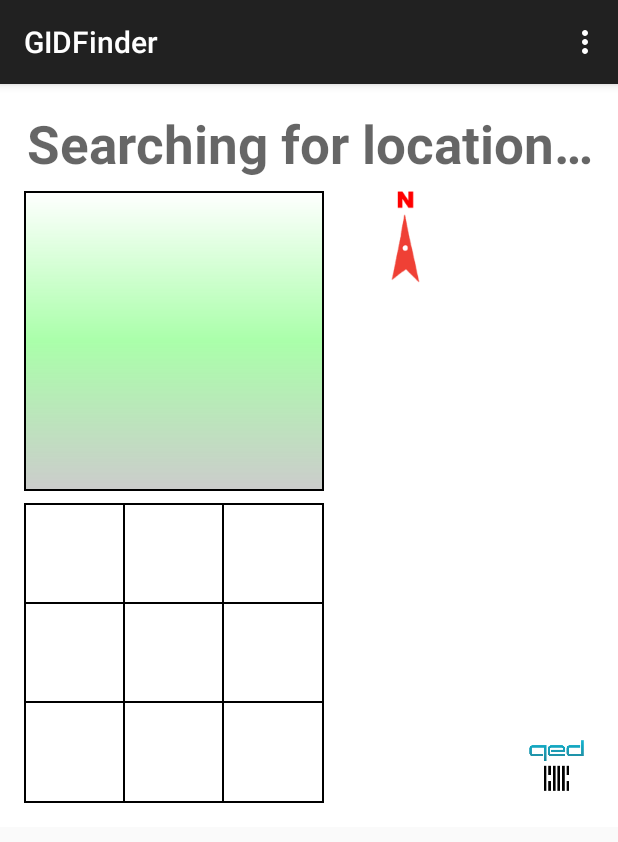
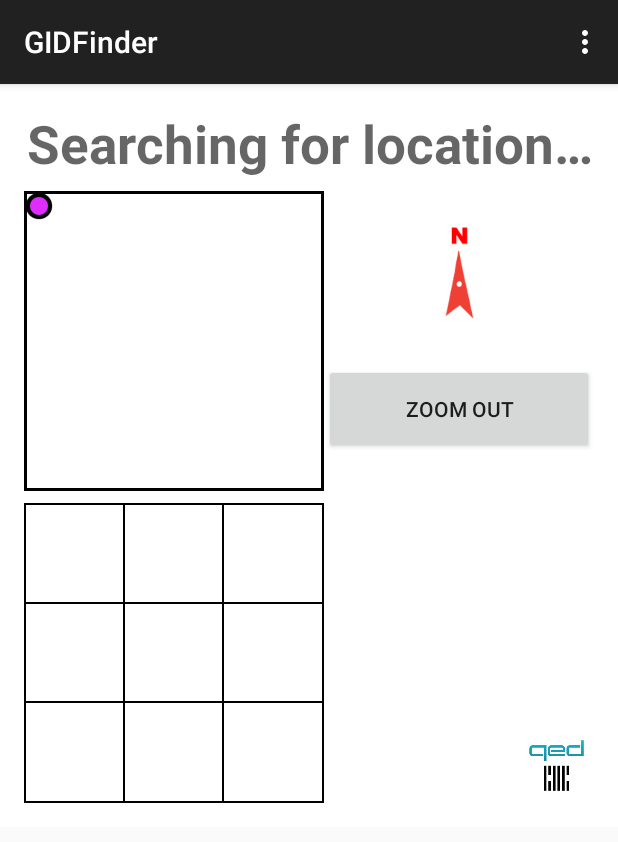
Before and after one commit to kutabiri/gid-finder, an Android app: the screen it shows after launch (MainActivity), in the options menu, after a tap on "Ping On", on a phone screen of 412 x 824 dp. Shown: the top 842 px of the screen. Run offline under Robolectric (Android 15) with nearby library versions, the phone set to English and light mode, and no system bars; 1 statement that could not run was skipped.

Commit message:
Added map zoomin and zoom out toggle for 100x100 to 1kmx1km maps.

```diff
--- a/app/src/main/java/ai/qed/gidfinder/MainActivity.java
+++ b/app/src/main/java/ai/qed/gidfinder/MainActivity.java
@@ -18,6 +18,7 @@ import android.view.View;
 import android.view.WindowManager;
 import android.view.animation.Animation;
 import android.view.animation.RotateAnimation;
+import android.widget.Button;
 import android.widget.ImageView;
 import android.widget.RelativeLayout;
 import android.widget.TextView;
@@ -41,10 +42,14 @@ public class MainActivity extends AppCompatActivity {
     private ImageView marker;
     private RelativeLayout parentView;
     private int perUnitPixel;
-    private String currentGID = "";
+    private int subcellPerUnitPixel;
+    private GridID currentGID = null;
     private MediaPlayer pingSound;
     private ImageView compass;
     private SharedPreferences preferences;
+    private Button zoomButton;
+
+    private boolean zoomedIn = true;
 
     // record the compass picture angle turned
     private float currentDegree = 0f;
@@ -81,7 +86,27 @@ public class MainActivity extends AppCompatActivity {
         marker = (ImageView) findViewById(R.id.marker);
         parentView = (RelativeLayout) findViewById(R.id.parent_view);
         perUnitPixel = (int) getResources().getDimension(R.dimen.per_unit_dp);
+        subcellPerUnitPixel = (int) getResources().getDimension(R.dimen.subcell_per_unit_dp);
         compass = (ImageView) findViewById(R.id.compass);
+        zoomButton = (Button) findViewById(R.id.map_toggle);
+
+        zoomButton.setOnClickListener(new View.OnClickListener() {
+            @Override
+            public void onClick(View v) {
+                if (zoomedIn) {
+                    zoomedIn = false;
+                    ((ImageView) findViewById(R.id.map_section)).setImageResource(R.drawable.grid_map);
+                    zoomButton.setText(getString(R.string.zoom_in));
+                    positionMarker(currentGID);
+                }
+                else {
+                    zoomedIn = true;
+                    ((ImageView) findViewById(R.id.map_section)).setImageResource(R.drawable.compass_bg);
+                    zoomButton.setText(getString(R.string.zoom_out));
+                    positionMarker(currentGID);
+                }
+            }
+        });
 
         mLocationListener = new LocationListener() {
             public void onLocationChanged(Location location) {
@@ -223,24 +248,24 @@ public class MainActivity extends AppCompatActivity {
         this.runOnUiThread(new Runnable() {
             @Override
             public void run() {
-                String latlon = gridId.toLatLonString();
-                latlonTextView.setVisibility(View.VISIBLE);
-                latlonTextView.setText(latlon);
 
-                String message = gridId.toGIDString();
-                if (message != null && !message.equals(currentGID)) {
-
-                    currentGID = message;
+                // only need to ping and update gid when it changed
+                if (gridId != null && (currentGID == null || !gridId.toGIDString().equals(currentGID.toGIDString()))) {
 
                     if (preferences.getBoolean(getString(R.string.pref_key_sound), true)) {
                         pingSound.start();
                     }
 
-                    gidTextView.setText(message);
+                    gidTextView.setText(gridId.toGIDString());
 
                     setCells(gridId.getSubcell());
                 }
 
+                String latlon = gridId.toLatLonString();
+                latlonTextView.setVisibility(View.VISIBLE);
+                latlonTextView.setText(latlon);
+
+                currentGID = gridId;
                 positionMarker(gridId);
             }
         });
@@ -250,8 +275,13 @@ public class MainActivity extends AppCompatActivity {
         marker.setVisibility(View.VISIBLE);
         parentView.removeView(marker);
         RelativeLayout.LayoutParams params = (RelativeLayout.LayoutParams) marker.getLayoutParams();
-        params.setMargins(gridID.getXOffset() * perUnitPixel, (100-gridID.getYOffset()) * perUnitPixel - (params.height / 2), 0, 0);
-//        params.setMargins((subcell / 10) * perUnitPixel, (9 - (subcell % 10)) * perUnitPixel - (int) (params.height * 0.65), 0, 0);
+
+        if (zoomedIn) {
+            params.setMargins(gridID.getXOffset() * subcellPerUnitPixel, (100 - gridID.getYOffset()) * subcellPerUnitPixel - (params.height / 2), 0, 0);
+        }
+        else {
+            params.setMargins((gridID.getSubcell() / 10) * perUnitPixel, (9 - (gridID.getSubcell() % 10)) * perUnitPixel, 0, 0);
+        }
         parentView.addView(marker, params);
     }
 
--- a/app/src/main/res/drawable/compass_bg.xml
+++ b/app/src/main/res/drawable/compass_bg.xml
@@ -1,11 +1,5 @@
 <?xml version="1.0" encoding="utf-8"?>
 <shape xmlns:android="http://schemas.android.com/apk/res/android">
-    <gradient android:angle="270"
-        android:startColor="@android:color/white"
-        android:centerColor="#5500ff00"
-        android:endColor="#33000000"/>
     <stroke android:color="@android:color/black"
         android:width="2dp"/>
-    <size android:height="300dp"
-        android:width="300dp"/>
 </shape>
--- a/app/src/main/res/layout/activity_main.xml
+++ b/app/src/main/res/layout/activity_main.xml
@@ -59,14 +59,27 @@
             android:layout_alignLeft="@id/map_section"
             android:visibility="gone"/>
 
-        <ImageView
-            android:id="@+id/compass"
-            android:layout_width="75dp"
-            android:layout_height="75dp"
-            android:layout_marginLeft="16dp"
+        <LinearLayout
+            android:layout_width="match_parent"
+            android:layout_height="200dp"
             android:layout_toRightOf="@id/map_section"
             android:layout_alignTop="@id/map_section"
-            android:src="@drawable/compass"/>
+            android:gravity="center"
+            android:orientation="vertical">
+
+            <ImageView
+                android:id="@+id/compass"
+                android:layout_width="75dp"
+                android:layout_height="75dp"
+                android:src="@drawable/compass"/>
+
+            <Button
+                android:id="@+id/map_toggle"
+                android:layout_width="match_parent"
+                android:layout_height="60dp"
+                android:layout_marginTop="16dp"
+                android:text="@string/zoom_out"/>
+        </LinearLayout>
 
         <LinearLayout
             android:layout_width="wrap_content"
--- a/app/src/main/res/values/dimens.xml
+++ b/app/src/main/res/values/dimens.xml
@@ -3,5 +3,6 @@
     <dimen name="activity_horizontal_margin">16dp</dimen>
     <dimen name="activity_vertical_margin">16dp</dimen>
 
-    <dimen name="per_unit_dp">2dp</dimen>
+    <dimen name="subcell_per_unit_dp">2dp</dimen>
+    <dimen name="per_unit_dp">20dp</dimen>
 </resources>
--- a/app/src/main/res/values/strings.xml
+++ b/app/src/main/res/values/strings.xml
@@ -6,4 +6,6 @@
     <string name="please_turn_on_gps">Please enable GPS</string>
     <string name="ping_on">Ping On</string>
     <string name="ping_off">Ping Off</string>
+    <string name="zoom_in">Zoom In</string>
+    <string name="zoom_out">Zoom Out</string>
 </resources>
```
Also changed, not shown: app/src/main/res/drawable/grid_map.png (added), gradle/wrapper/gradle-wrapper.properties.
